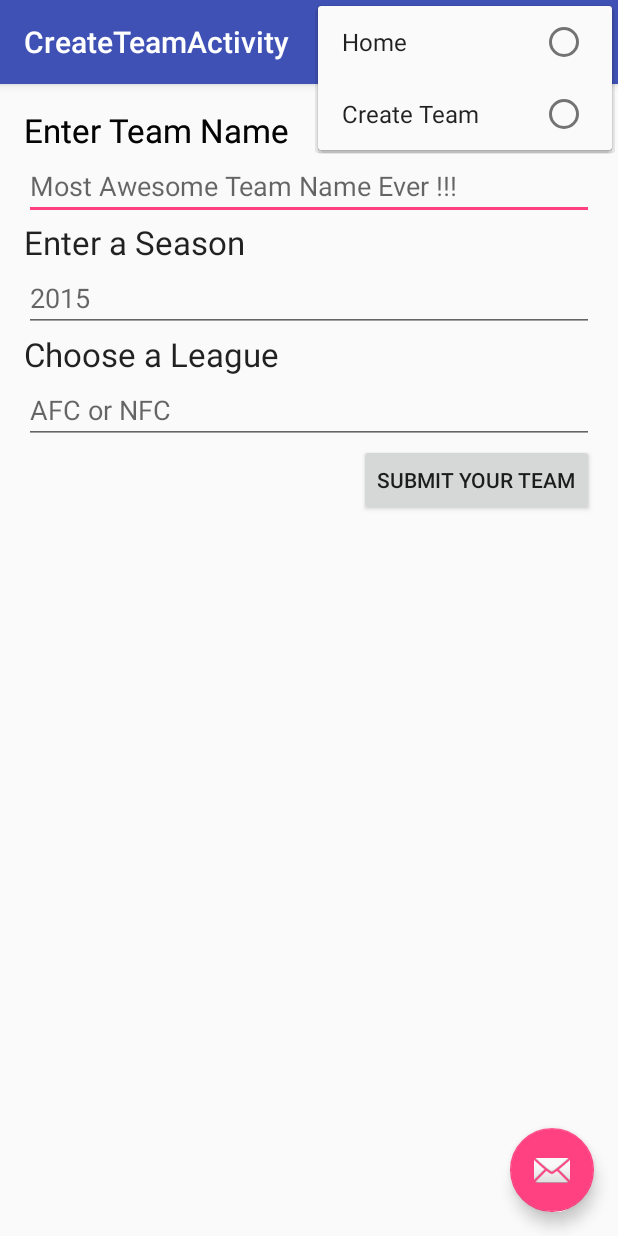
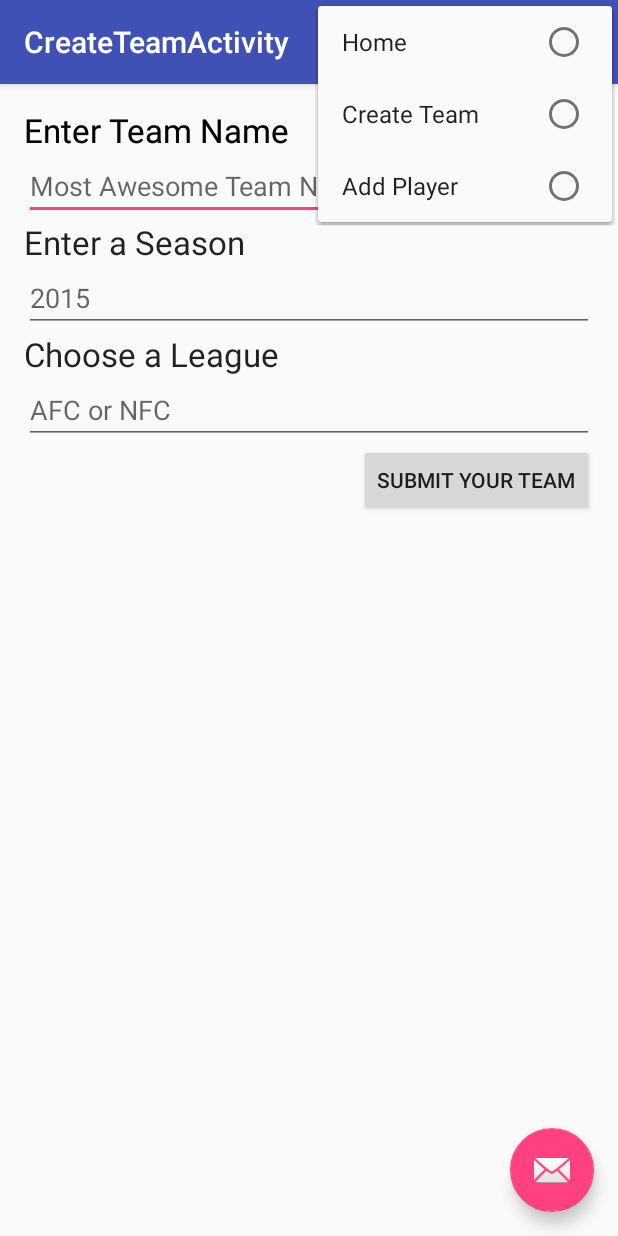
Before and after one commit to tommil121/FantasyFootballTeams, an Android app: the CreateTeamActivity screen opened directly, with no data from a screen before it, with the options menu open, on a phone screen of 412 x 824 dp. Run offline under Robolectric (Android 15) with nearby library versions, the phone set to English and light mode, and no system bars.

Commit message:
added navigation to add teams activity from menu

```diff
--- a/app/src/main/res/menu/menu_main.xml
+++ b/app/src/main/res/menu/menu_main.xml
@@ -11,5 +11,9 @@
             android:orderInCategory="2"
             app:showAsAction="never"
             android:title="Create Team"/>
+        <item android:id="@+id/menu_add_player"
+            android:orderInCategory="3"
+            app:showAsAction="never"
+            android:title="Add Player"/>
     </group>
 </menu>
```
Also changed, not shown: app/src/main/java/com/example/tom/fantasyfootballteams/CreateTeamActivity.java (+7 -0 lines), app/src/main/java/com/example/tom/fantasyfootballteams/MainActivity.java (+7 -0 lines), app/src/main/java/com/example/tom/fantasyfootballteams/add_player.java (+41 -0 lines), 2 other files.
